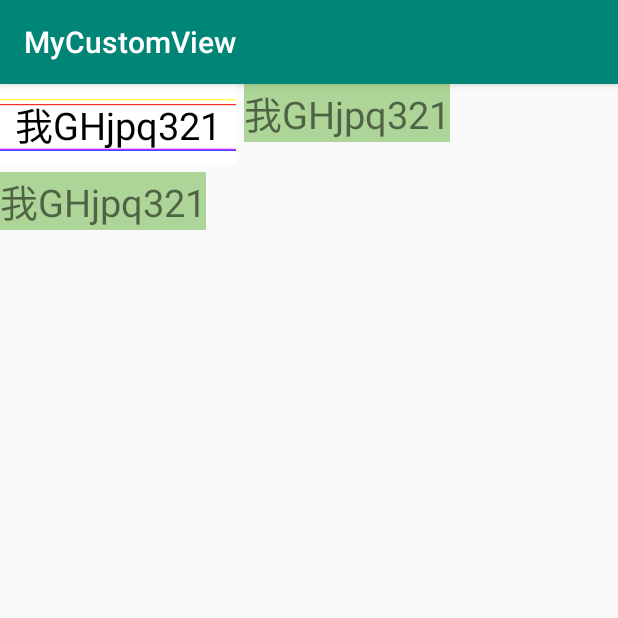
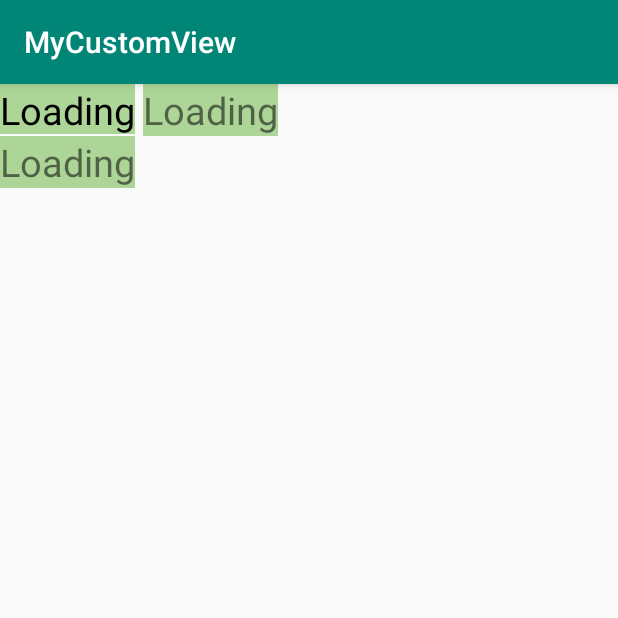
Before and after one commit to happyfsyy/MyCustomVIew, an Android app: the screen it shows after launch (MainActivity), on a phone screen of 412 x 824 dp, the top half of it. Run offline under Robolectric (Android 15) with nearby library versions, the phone set to English and light mode, and no system bars.

Commit message:
1/7 overtime

```diff
--- /dev/null
+++ b/app/src/main/java/com/example/mycustomview/view/MyTextView.java
@@ -0,0 +1,37 @@
+package com.example.mycustomview.view;
+
+import android.content.Context;
+import android.graphics.Canvas;
+import android.graphics.Paint;
+import android.support.annotation.Nullable;
+import android.support.v7.widget.AppCompatTextView;
+import android.util.AttributeSet;
+import android.util.Log;
+import android.widget.TextView;
+
+public class MyTextView extends TextView {
+    private static final String TAG = "MyTextView";
+    public MyTextView(Context context, @Nullable AttributeSet attrs) {
+        super(context, attrs);
+    }
+
+    @Override
+    protected void onDraw(Canvas canvas) {
+        super.onDraw(canvas);
+        Paint paint=this.getPaint();
+        Paint.FontMetrics fontMetrics=paint.getFontMetrics();
+        float ascent=fontMetrics.ascent;
+        float descent=fontMetrics.descent;
+        float top=fontMetrics.top;
+        float bottom=fontMetrics.bottom;
+        float leading=fontMetrics.leading;
+        Log.e(TAG,"text_ascent: "+ascent);
+        Log.e(TAG,"text_descent: "+descent);
+        Log.e(TAG,"text_top: "+top);
+        Log.e(TAG,"text_bottom: "+bottom);
+        Log.e(TAG,"text_leading: "+leading);
+        Log.e(TAG,"textview_measured_height: "+getMeasuredHeight());
+        Log.e(TAG,"textview_height: "+getHeight());
+
+    }
+}
--- a/app/src/main/java/com/example/mycustomview/view/NumberView.java
+++ b/app/src/main/java/com/example/mycustomview/view/NumberView.java
@@ -118,26 +118,26 @@ public class NumberView extends View {
         Log.e(TAG,"bottom: "+fontMetrics.bottom);
 
 
-        float y1=getHeight()/2-(fontMetrics.descent+fontMetrics.ascent)/2;
+        float y1=getHeight()/2-fontMetrics.descent+(fontMetrics.descent-fontMetrics.ascent)/2;
         Log.e(TAG,"baseline: "+y);
         Log.e(TAG,"y1: "+y1);
 
         canvas.drawText(numberText,getWidth()/2-mWidth/2,
                 y,mPaint);
-        mPaint.setColor(Color.RED);
-        mPaint.setStrokeWidth(1);
-        float ascent=fontMetrics.ascent+y;
-        canvas.drawLine(0,ascent,getWidth(),ascent,mPaint);
-        mPaint.setColor(Color.YELLOW);
-        float top=fontMetrics.top+y;
-        canvas.drawLine(0,top,getWidth(),top,mPaint);
-
-        mPaint.setColor(Color.MAGENTA);
-        float descent=fontMetrics.descent+y;
-        canvas.drawLine(0,descent,getWidth(),descent,mPaint);
-
-        mPaint.setColor(Color.BLUE);
-        float bottom=fontMetrics.bottom+y;
-        canvas.drawLine(0,bottom,getWidth(),bottom,mPaint);
+//        mPaint.setColor(Color.RED);
+//        mPaint.setStrokeWidth(1);
+//        float ascent=fontMetrics.ascent+y;
+//        canvas.drawLine(0,ascent,getWidth(),ascent,mPaint);
+//        mPaint.setColor(Color.YELLOW);
+//        float top=fontMetrics.top+y;
+//        canvas.drawLine(0,top,getWidth(),top,mPaint);
+//
+//        mPaint.setColor(Color.MAGENTA);
+//        float descent=fontMetrics.descent+y;
+//        canvas.drawLine(0,descent,getWidth(),descent,mPaint);
+//
+//        mPaint.setColor(Color.BLUE);
+//        float bottom=fontMetrics.bottom+y;
+//        canvas.drawLine(0,bottom,getWidth(),bottom,mPaint);
     }
 }
--- a/app/src/main/res/layout/number_view.xml
+++ b/app/src/main/res/layout/number_view.xml
@@ -10,25 +10,25 @@
         <com.example.mycustomview.view.NumberView
             android:layout_width="wrap_content"
             android:layout_height="wrap_content"
-            app:numberText="@string/test_number"
+            app:numberText="@string/test_number2"
             app:numberSize="25sp"
-            android:background="#ffffff"
-            android:padding="10dp"/>
+            android:background="@color/numberBackground"
+            />
         <TextView
             android:layout_width="wrap_content"
             android:layout_height="wrap_content"
             android:textSize="25sp"
-            android:text="@string/test_number"
+            android:text="@string/test_number2"
             android:background="@color/numberBackground"
             android:layout_marginStart="5dp"/>
     </LinearLayout>
-    <TextView
+    <com.example.mycustomview.view.MyTextView
         android:id="@+id/textView1"
         android:layout_width="wrap_content"
         android:layout_height="wrap_content"
         android:textSize="25sp"
-        android:text="@string/test_number"
+        android:text="@string/test_number2"
         android:background="@color/numberBackground"
-        android:layout_marginTop="5dp"/>
+        />
 
 </LinearLayout>
--- a/app/src/main/res/values/strings.xml
+++ b/app/src/main/res/values/strings.xml
@@ -1,4 +1,5 @@
 <resources>
     <string name="app_name">MyCustomView</string>
     <string name="test_number">我GHjpq321</string>
+    <string name="test_number2">Loading</string>
 </resources>
```
